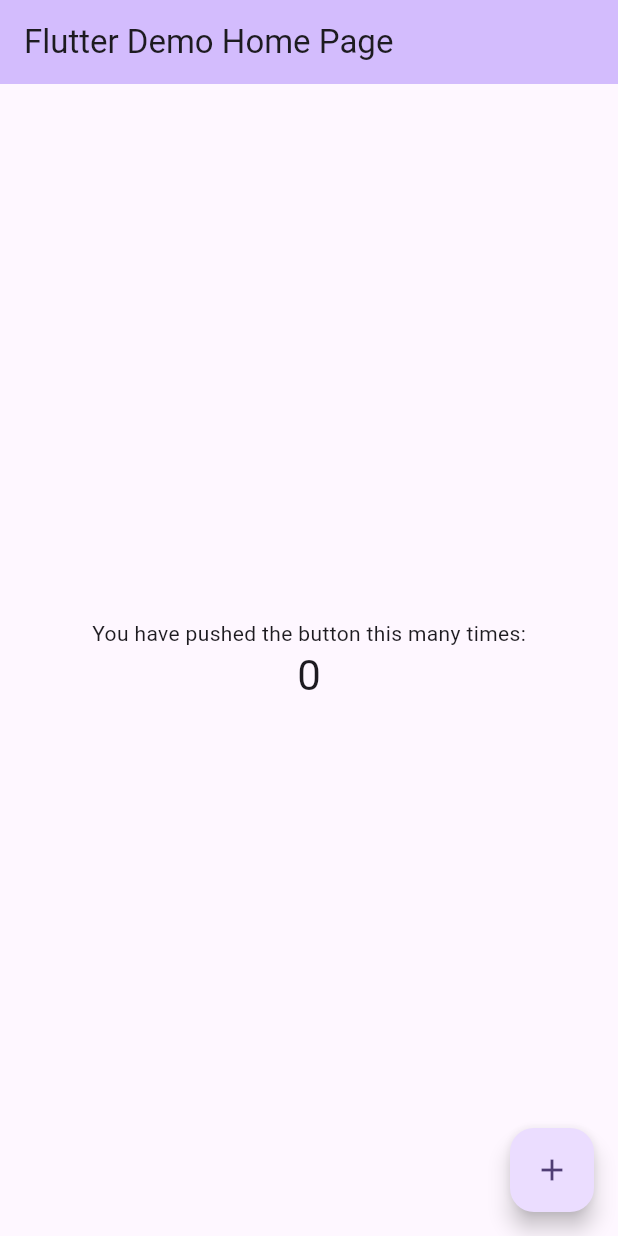
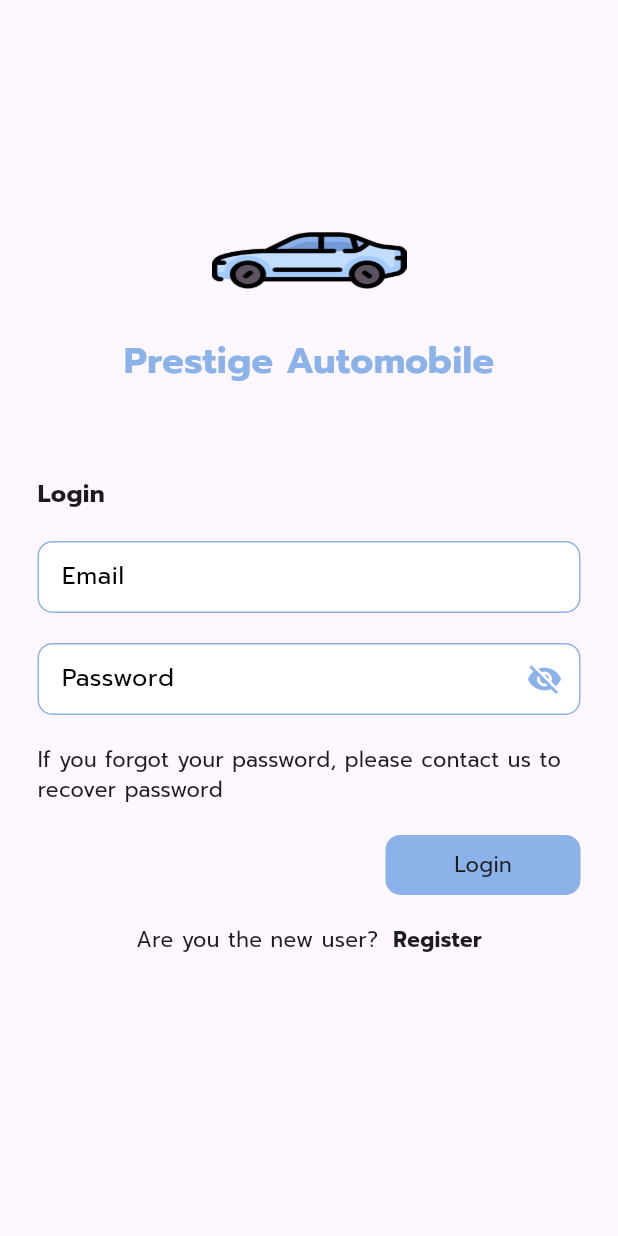
Before and after one commit to LyNNxMooon/Prestige-Automobiles, a Flutter app: the screen it shows after launch, on a phone screen of 412 x 824 dp. Run offline on Flutter 3.47's test engine with Material 3 defaults, Android fonts, the phone set to English and light mode, and no system bars; our stand-ins replace animated_splash_screen, firebase_core; accounts and stored records are empty.

Commit message:
login UI

```diff
--- /dev/null
+++ b/lib/constants/colors.dart
@@ -0,0 +1,5 @@
+import 'package:flutter/material.dart';
+
+const kPrimaryColor = Colors.white;
+const kSecondaryColor = Color.fromRGBO(139, 179, 234, 1);
+const kThirdColor = Colors.black;
--- a/lib/main.dart
+++ b/lib/main.dart
@@ -1,6 +1,9 @@
 import 'package:firebase_core/firebase_core.dart';
 import 'package:flutter/material.dart';
+import 'package:prestige_automobile/constants/colors.dart';
 import 'package:prestige_automobile/firebase_options.dart';
+import 'package:prestige_automobile/pages/login_page.dart';
+import 'package:animated_splash_screen/animated_splash_screen.dart';
 
 void main() async {
   WidgetsFlutterBinding.ensureInitialized();
@@ -8,122 +11,55 @@
   runApp(const MyApp());
 }
 
-class MyApp extends StatelessWidget {
+class MyApp extends StatefulWidget {
   const MyApp({super.key});
 
-  // This widget is the root of your application.
+  @override
+  State<MyApp> createState() => _MyAppState();
+}
+
+class _MyAppState extends State<MyApp> {
   @override
   Widget build(BuildContext context) {
     return MaterialApp(
-      title: 'Flutter Demo',
-      theme: ThemeData(
-        // This is the theme of your application.
-        //
-        // TRY THIS: Try running your application with "flutter run". You'll see
-        // the application has a purple toolbar. Then, without quitting the app,
-        // try changing the seedColor in the colorScheme below to Colors.green
-        // and then invoke "hot reload" (save your changes or press the "hot
-        // reload" button in a Flutter-supported IDE, or press "r" if you used
-        // the command line to start the app).
-        //
-        // Notice that the counter didn't reset back to zero; the application
-        // state is not lost during the reload. To reset the state, use hot
-        // restart instead.
-        //
-        // This works for code too, not just values: Most code changes can be
-        // tested with just a hot reload.
-        colorScheme: ColorScheme.fromSeed(seedColor: Colors.deepPurple),
-        useMaterial3: true,
-      ),
-      home: const MyHomePage(title: 'Flutter Demo Home Page'),
+      theme: ThemeData(fontFamily: 'Prompt'),
+      home: AnimatedSplashScreen(
+          centered: true,
+          duration: 1200,
+          splashIconSize: double.infinity,
+          splash: const SplashScreen(),
+          nextScreen: const LoginPage(),
+          splashTransition: SplashTransition.slideTransition,
+          animationDuration: const Duration(milliseconds: 1200),
+          backgroundColor: kPrimaryColor),
+      debugShowCheckedModeBanner: false,
     );
   }
 }
 
-class MyHomePage extends StatefulWidget {
-  const MyHomePage({super.key, required this.title});
-
-  // This widget is the home page of your application. It is stateful, meaning
-  // that it has a State object (defined below) that contains fields that affect
-  // how it looks.
-
-  // This class is the configuration for the state. It holds the values (in this
-  // case the title) provided by the parent (in this case the App widget) and
-  // used by the build method of the State. Fields in a Widget subclass are
-  // always marked "final".
-
-  final String title;
+class SplashScreen extends StatefulWidget {
+  const SplashScreen({super.key});
 
   @override
-  State<MyHomePage> createState() => _MyHomePageState();
+  State<SplashScreen> createState() => _SplashScreenState();
 }
 
-class _MyHomePageState extends State<MyHomePage> {
-  int _counter = 0;
-
-  void _incrementCounter() {
-    setState(() {
-      // This call to setState tells the Flutter framework that something has
-      // changed in this State, which causes it to rerun the build method below
-      // so that the display can reflect the updated values. If we changed
-      // _counter without calling setState(), then the build method would not be
-      // called again, and so nothing would appear to happen.
-      _counter++;
-    });
-  }
-
+class _SplashScreenState extends State<SplashScreen> {
   @override
   Widget build(BuildContext context) {
-    // This method is rerun every time setState is called, for instance as done
-    // by the _incrementCounter method above.
-    //
-    // The Flutter framework has been optimized to make rerunning build methods
-    // fast, so that you can just rebuild anything that needs updating rather
-    // than having to individually change instances of widgets.
-    return Scaffold(
-      appBar: AppBar(
-        // TRY THIS: Try changing the color here to a specific color (to
-        // Colors.amber, perhaps?) and trigger a hot reload to see the AppBar
-        // change color while the other colors stay the same.
-        backgroundColor: Theme.of(context).colorScheme.inversePrimary,
-        // Here we take the value from the MyHomePage object that was created by
-        // the App.build method, and use it to set our appbar title.
-        title: Text(widget.title),
-      ),
+    return SafeArea(
+        child: Scaffold(
+      backgroundColor: kPrimaryColor,
       body: Center(
-        // Center is a layout widget. It takes a single child and positions it
-        // in the middle of the parent.
-        child: Column(
-          // Column is also a layout widget. It takes a list of children and
-          // arranges them vertically. By default, it sizes itself to fit its
-          // children horizontally, and tries to be as tall as its parent.
-          //
-          // Column has various properties to control how it sizes itself and
-          // how it positions its children. Here we use mainAxisAlignment to
-          // center the children vertically; the main axis here is the vertical
-          // axis because Columns are vertical (the cross axis would be
-          // horizontal).
-          //
-          // TRY THIS: Invoke "debug painting" (choose the "Toggle Debug Paint"
-          // action in the IDE, or press "p" in the console), to see the
-          // wireframe for each widget.
-          mainAxisAlignment: MainAxisAlignment.center,
-          children: <Widget>[
-            const Text(
-              'You have pushed the button this many times:',
-            ),
-            Text(
-              '$_counter',
-              style: Theme.of(context).textTheme.headlineMedium,
-            ),
-          ],
+        child: SizedBox(
+          width: 200,
+          height: 170,
+          child: Image.asset(
+            "assets/images/logo.png",
+            fit: BoxFit.fill,
+          ),
         ),
       ),
-      floatingActionButton: FloatingActionButton(
-        onPressed: _incrementCounter,
-        tooltip: 'Increment',
-        child: const Icon(Icons.add),
-      ), // This trailing comma makes auto-formatting nicer for build methods.
-    );
+    ));
   }
 }
--- /dev/null
+++ b/lib/pages/login_page.dart
@@ -0,0 +1,144 @@
+import 'package:flutter/material.dart';
+import 'package:prestige_automobile/constants/colors.dart';
+import 'package:prestige_automobile/widgets/am_text_field_widget.dart';
+
+class LoginPage extends StatefulWidget {
+  const LoginPage({super.key});
+
+  @override
+  State<LoginPage> createState() => _LoginPageState();
+}
+
+final _emailController = TextEditingController();
+final _passwordController = TextEditingController();
+
+class _LoginPageState extends State<LoginPage> {
+  bool showPassword = false;
+
+  @override
+  Widget build(BuildContext context) {
+    return SafeArea(
+        child: Scaffold(
+      body: Padding(
+        padding: const EdgeInsets.symmetric(horizontal: 25),
+        child: ListView(
+          children: [
+            SizedBox(
+              height: MediaQuery.of(context).size.height * 0.15,
+            ),
+            Center(
+              child: SizedBox(
+                width: 130,
+                height: 100,
+                child: Image.asset(
+                  "assets/images/logo.png",
+                  fit: BoxFit.fill,
+                ),
+              ),
+            ),
+            const Center(
+              child: Text(
+                "Prestige Automobile",
+                style: TextStyle(
+                    fontSize: 24,
+                    fontWeight: FontWeight.bold,
+                    color: kSecondaryColor),
+              ),
+            ),
+            const SizedBox(
+              height: 60,
+            ),
+            const Text(
+              "Login",
+              style: TextStyle(
+                fontSize: 16,
+                fontWeight: FontWeight.w600,
+              ),
+            ),
+            const SizedBox(
+              height: 20,
+            ),
+            AMTextFormField(
+              maxLines: 1,
+              controller: _emailController,
+              textInputAction: TextInputAction.next,
+              hint: "Email",
+            ),
+            const SizedBox(
+              height: 20,
+            ),
+            AMTextFormField(
+              observeText: !showPassword,
+              controller: _passwordController,
+              textInputAction: TextInputAction.done,
+              hint: "Password",
+              validator: Validator.password,
+              maxLines: 1,
+              suffixIcon: IconButton(
+                icon: showPassword
+                    ? const Icon(
+                        Icons.visibility,
+                        color: kSecondaryColor,
+                      )
+                    : const Icon(
+                        Icons.visibility_off,
+                        color: kSecondaryColor,
+                      ),
+                onPressed: () {
+                  showPassword = !showPassword;
+                  setState(() {});
+                },
+              ),
+            ),
+            const SizedBox(
+              height: 20,
+            ),
+            const Text(
+              "If you forgot your password, please contact us to recover password",
+            ),
+            const SizedBox(
+              height: 20,
+            ),
+            Align(
+              alignment: Alignment.centerRight,
+              child: GestureDetector(
+                onTap: () {},
+                child: Container(
+                  width: 130,
+                  height: 40,
+                  decoration: BoxDecoration(
+                      borderRadius: BorderRadius.circular(10),
+                      color: kSecondaryColor),
+                  child: const Center(
+                    child: Text("Login"),
+                  ),
+                ),
+              ),
+            ),
+            const SizedBox(
+              height: 20,
+            ),
+            Row(
+              mainAxisAlignment: MainAxisAlignment.center,
+              children: [
+                const Text(
+                  "Are you the new user?",
+                ),
+                const SizedBox(
+                  width: 10,
+                ),
+                InkWell(
+                  onTap: () {},
+                  child: const Text(
+                    'Register',
+                    style: TextStyle(fontWeight: FontWeight.bold),
+                  ),
+                ),
+              ],
+            ),
+          ],
+        ),
+      ),
+    ));
+  }
+}
--- /dev/null
+++ b/lib/widgets/am_text_field_widget.dart
@@ -0,0 +1,295 @@
+import 'package:flutter/material.dart';
+import 'package:flutter/services.dart';
+
+import 'package:prestige_automobile/constants/colors.dart';
+
+class AMTextFormField extends StatelessWidget {
+  final TextEditingController? controller;
+  final String? validateName;
+  final Validator? validator;
+  final String? hint;
+  final double? cornerRadius;
+  final String? initValue;
+  final bool? readOnlywillshowHint;
+  final FocusNode? focusNode;
+  final TextInputType? keyboardType;
+  final TextInputAction? textInputAction;
+  final bool? autofocus;
+  final bool? observeText;
+  final int? maxLength;
+  final Icon? preIcon;
+  final Color? fillColor;
+  final Color? hintColor;
+  final IconButton? suffixIcon;
+  final Widget? suffix;
+  final bool? selection;
+  final void Function(String)? onChanged;
+  final void Function(String)? onFieldSubmitted;
+  final List<TextInputFormatter>? inputFormatters;
+  final int? maxLines;
+  final bool? isEnable;
+  const AMTextFormField(
+      {super.key,
+      this.controller,
+      this.validateName,
+      this.validator,
+      this.hint,
+      this.hintColor,
+      this.cornerRadius,
+      this.initValue,
+      this.readOnlywillshowHint,
+      this.focusNode,
+      this.keyboardType,
+      this.textInputAction,
+      this.autofocus,
+      this.observeText,
+      this.maxLength,
+      this.preIcon,
+      this.fillColor,
+      this.suffixIcon,
+      this.suffix,
+      this.selection = true,
+      this.onChanged,
+      this.onFieldSubmitted,
+      this.inputFormatters,
+      this.maxLines,
+      this.isEnable});
+  @override
+  Widget build(BuildContext context) {
+    return TextFormField(
+      enabled: isEnable,
+      maxLines: maxLines,
+      maxLength: maxLength,
+      keyboardType: keyboardType,
+      textInputAction: textInputAction,
+      autofocus: autofocus ?? false,
+      obscureText: observeText ?? false,
+      initialValue: initValue,
+      focusNode: focusNode,
+      autovalidateMode: AutovalidateMode.onUserInteraction,
+      controller: controller,
+      enableInteractiveSelection: selection,
+      inputFormatters: inputFormatters,
+      readOnly: readOnlywillshowHint ?? false,
+      validator: validator != null
+          ? () {
+              switch (validator) {
+                case Validator.userName:
+                  return (value) => TextFieldValidator.name(value, context);
+                case Validator.price:
+                  return (value) => TextFieldValidator.price(value);
+                case Validator.email:
+                  return (value) => TextFieldValidator.email(value);
+                case Validator.nrcNo:
+                  return (value) => TextFieldValidator.nrcNo(value);
+                case Validator.phone:
+                  return (value) => TextFieldValidator.phone(value);
+                case Validator.password:
+                  return (value) => TextFieldValidator.password(value, context);
+                case Validator.social:
+                  return (value) => TextFieldValidator.social(value);
+                case Validator.samePhoneNumber:
+                  return (value) => TextFieldValidator.samePhoneNumber(value);
+                case Validator.amount:
+                  return (value) => TextFieldValidator.amount(value);
+                default:
+                  return (value) => TextFieldValidator.defaultEnterV(value);
+              }
+            }()
+          : validateName != null
+              ? (value) {
+                  return TextFieldValidator.defaultEnterV(value, validateName);
+                }
+              : null,
+
+      //               Container(
+      // decoration: BoxDecoration(
+      //     color: Get.isDarkMode ? Colors.white24 : Colors.grey[200],
+      //     borderRadius: BorderRadius.all(Radius.circular(15.sp))),
+      // child:
+      decoration: InputDecoration(
+        contentPadding: const EdgeInsets.only(top: 5, bottom: 5, left: 12),
+        // border: InputBorder.none,
+        fillColor: kPrimaryColor,
+        // borderRadius: cornerRadius ?? 4,
+        // read: readOnlywillshowHint ?? false,
+        hintText: hint,
+        filled: true,
+        hintStyle: TextStyle(color: kThirdColor),
+        prefixIcon: preIcon,
+        suffix: suffix,
+        suffixIcon: suffixIcon,
+        suffixIconColor: kPrimaryColor,
+        focusedBorder: OutlineInputBorder(
+            borderSide: const BorderSide(width: 1, color: kSecondaryColor),
+            borderRadius: BorderRadius.circular(10)),
+        border: OutlineInputBorder(
+            borderSide: const BorderSide(width: 1, color: kSecondaryColor),
+            borderRadius: BorderRadius.circular(10)),
+        errorBorder: OutlineInputBorder(
+            borderSide: BorderSide.none,
+            borderRadius: BorderRadius.circular(10)),
+        enabledBorder: OutlineInputBorder(
+            borderSide: const BorderSide(width: 1, color: kSecondaryColor),
+            borderRadius: BorderRadius.circular(10)),
+      ),
+      onChanged: onChanged,
+      onFieldSubmitted: onFieldSubmitted,
+    );
+  }
+}
+
+class TextFieldValidator {
+  static String? defaultEnterV([dynamic value, String? validatename]) {
+    // if (value is AddressDTO) {
+    //   if (value.id != null) {
+    //     return null;
+    //   } else {
+    //     return 'Enter $validatename';
+    //   }
+    // }
+    if (value is String && value.isEmpty) {
+      return '$validatename';
+    }
+    return null;
+  }
+
+  static String? price(String? price) {
+    if (price!.isEmpty) {
+      return 'Please enter amount!';
+    }
+    return null;
+  }
+
+  static String? nrcNo(String? price) {
+    if (price!.isEmpty) {
+      return 'Enter NRC Number !';
+    } else if (price.length != 6) {
+      return "Please enter validate NRC Number !";
+    }
+    return null;
+  }
+
+  static String? social(String? link) {
+    if (link!.isEmpty) {
+      return 'Please enter Social Link !';
+    } else if (!link.contains("https://")) {
+      return "Social link must be start with https://";
+    }
+    return null;
+  }
+
+  static String? amount(String? price) {
+    if (price!.isEmpty) {
+      return 'Please enter amount!';
+    } else if (price.length > 15) {
+      return "Please enter validate amount !";
+    } else if (price.startsWith("0")) {
+      return "Amount must not start with 0";
+    }
+    return null;
+  }
+
+  static String? phone(String? phone) {
+    String patttern = r'(^(?:[+0]9)?[0-9]{10,12}$)';
+    RegExp regExp = RegExp(patttern);
+    if (phone!.isEmpty) {
+      return 'Please enter Phone Number !';
+    } else if (!regExp.hasMatch(phone)) {
+      return "Please enter validate Phone Number !";
+    } else if (!phone.startsWith("09")) {
+      return "Phone number must be start with 09";
+    }
+    return null;
+  }
+
+  static String? samePhoneNumber(String? phone) {
+    return "Cannot be the same with Register Phone Number";
+  }
+
+  static String? password(String? psw, BuildContext context) {
+    // RegExp regExp = RegExp(r'[!@#$%^&*(),.?":{}|<>]');
+    // RegExp regExp = RegExp(r'^(?=.*?[A-Z])(?=.*?[0-9]).{6,}$');
+    if (psw!.isEmpty) {
+      return 'Please enter password !';
+    } else if (psw.length < 8) {
+      return "Password must be at least 8 digits";
+      // } else if (!regExp.hasMatch(psw)) {
+      //   return "Password must be one number !";
+    }
+    return null;
+  }
+
+  static String? email(String? email) {
+    RegExp regExp = RegExp(
+        r"^[a-zA-Z0-9.a-zA-Z0-9.!#$%&'*+-/=?^_`{|}~]+@[a-zA-Z0-9]+\.[a-zA-Z]+");
+    if (email!.isEmpty) {
+      // return 'Please enter email !';
+      return null;
+    } else if (!regExp.hasMatch(email)) {
+      return "Please enter valid email !";
+    }
+    return null;
+  }
+
+  static String? name(String? name, BuildContext context) {
+    if (name!.isEmpty) {
+      return 'Please enter your name !';
+    }
+    return null;
+  }
+}
+
+enum Validator {
+  userName,
+  price,
+  email,
+  nrcNo,
+  phone,
+  password,
+  social,
+  samePhoneNumber,
+  amount
+}
+
+// class TextFromdFieldStyle {
+//   static InputDecoration boxborder({
+//     String? label,
+//     Color? fillColor,
+//     String? hint,
+//     Color? hintColor,
+//     bool? read,
+//     Icon? preIcon,
+//     double? borderRadius,
+//     IconButton? suffixIcon,
+//     Widget? suffix,
+//   }) {
+//     return InputDecoration(
+//       prefixIcon: preIcon,
+//       suffixIcon: suffixIcon,
+//       suffix: suffix,
+//       fillColor: fillColor,
+//       filled: true,
+//       contentPadding:
+//           const EdgeInsets.symmetric(vertical: 12.0, horizontal: 10.0),
+
+//       labelText: label,
+//       hintText: hint,
+//       hintStyle: hintColor == null
+//           ? const TextStyle(color: Colors.grey)
+//           : TextStyle(color: hintColor),
+//       // focusedBorder: OutlineInputBorder(
+//       //     borderSide: const BorderSide(width: 1, color: Colors.grey),
+//       //     borderRadius: BorderRadius.circular(borderRadius!)),
+//       // border: OutlineInputBorder(
+//       //     borderSide: const BorderSide(width: 1, color: Colors.grey),
+//       //     borderRadius: BorderRadius.circular(borderRadius)),
+//       // errorBorder: OutlineInputBorder(
+//       //     borderSide: const BorderSide(width: 1, color: Colors.grey),
+//       //     borderRadius: BorderRadius.circular(borderRadius)),
+//       // enabledBorder: OutlineInputBorder(
+//       //     borderSide: const BorderSide(width: 1, color: Colors.grey),
+//       //     borderRadius: BorderRadius.circular(borderRadius))
+//     );
+//   }
+// }
```
Also changed, not shown: pubspec.yaml (+9 -7 lines), assets/fonts/Prompt-Bold.ttf (added), assets/fonts/Prompt-Italic.ttf (added), assets/fonts/Prompt-Regular.ttf (added), assets/images/logo.png (added), pubspec.lock, 17 other files.
